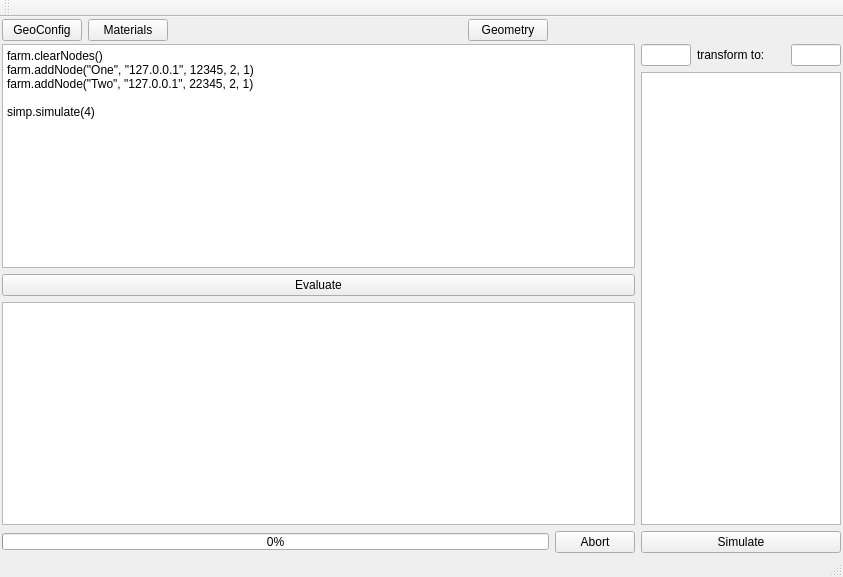
Old version of the form ants3bundle/src/ants3/gui/mainwindow.ui in the repository andrmor/ANTS3bundle.
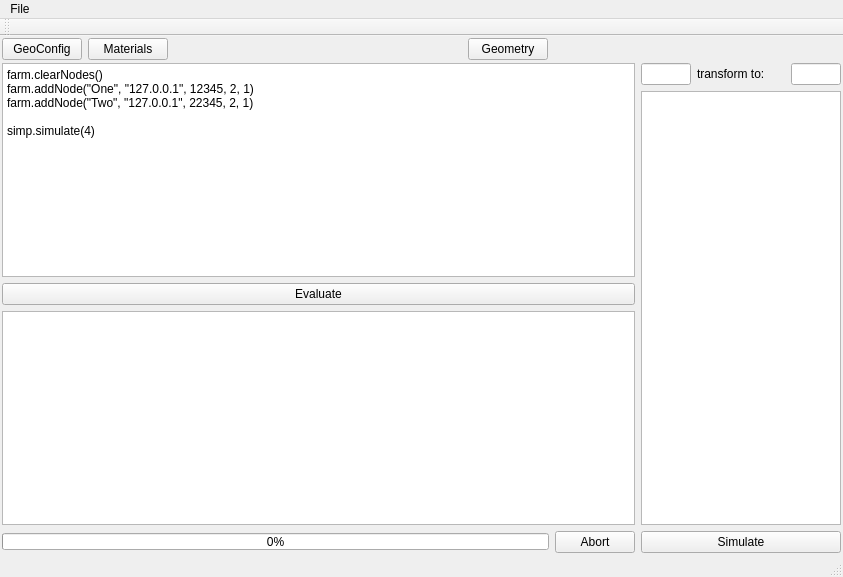
New version of the form.

```diff
--- a/ants3bundle/src/ants3/gui/mainwindow.ui
+++ b/ants3bundle/src/ants3/gui/mainwindow.ui
@@ -242,6 +242,14 @@
      <height>22</height>
     </rect>
    </property>
+   <widget class="QMenu" name="menuFile">
+    <property name="title">
+     <string>File</string>
+    </property>
+    <addaction name="actionSave_configuration"/>
+    <addaction name="actionLoad_configuration"/>
+   </widget>
+   <addaction name="menuFile"/>
   </widget>
   <widget class="QToolBar" name="mainToolBar">
    <attribute name="toolBarArea">
```
Left out of the diff: 10 changed lines with no effect on the pictures.
